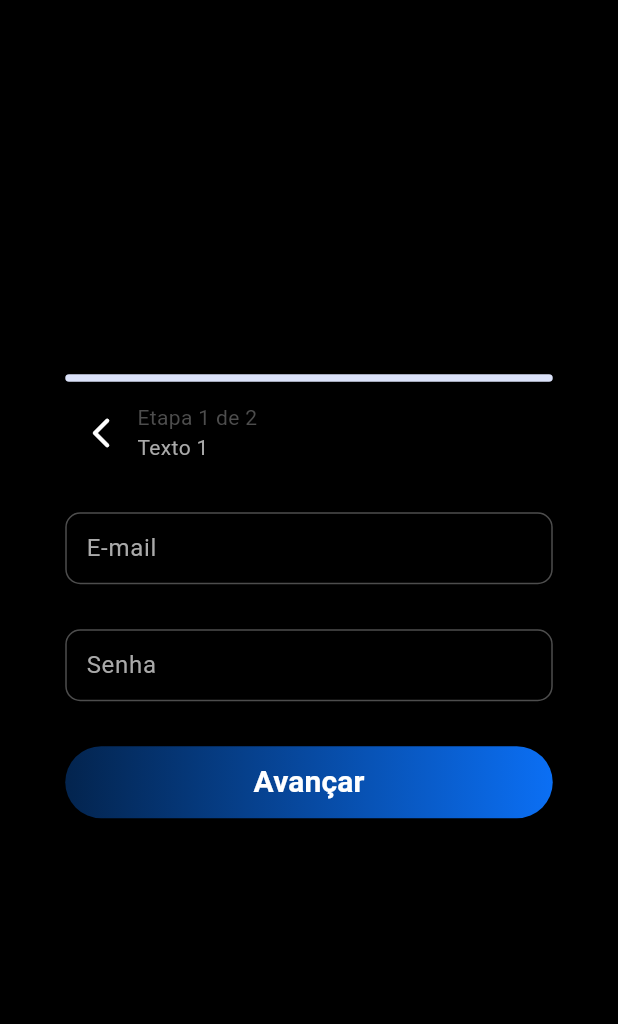
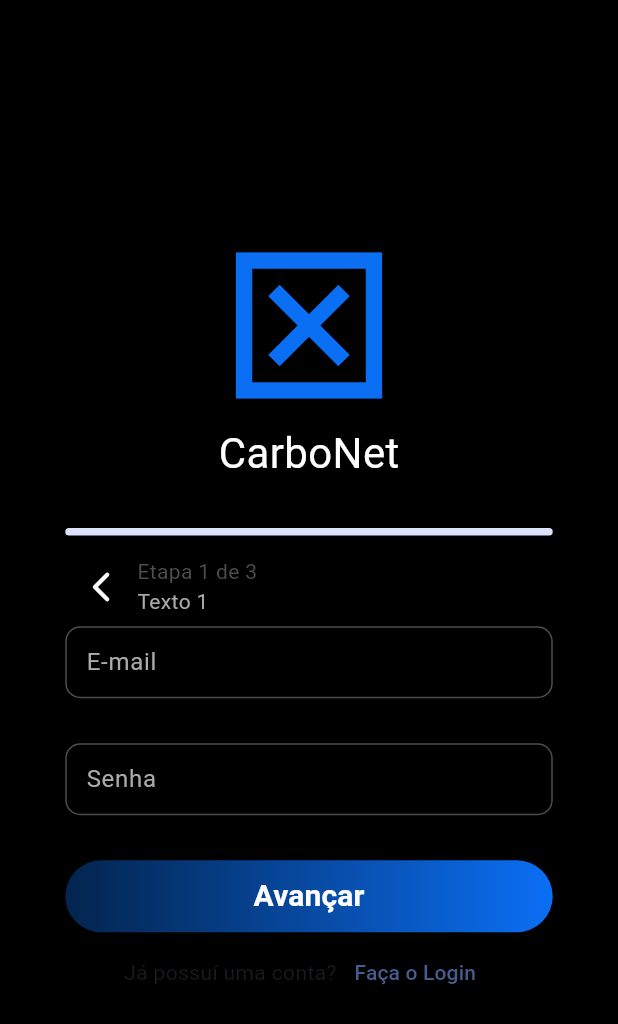
Before and after one commit to ezboy4life/carbonet, a Flutter app: the RegisterPage screen opened directly, after a tap on the "arrow back ios new" icon, on a phone screen of 412 x 824 dp. Shown: the top 1024 px of the screen. Run offline on Flutter 3.47's test engine with Material 3 defaults, Android fonts, the phone set to English and light mode, and no system bars; our stand-ins replace logger.

Commit message:
Navegação entre login e cadastro
Adicionado navegação entre as páginas de login e de cadastro, usando a
biblioteca padrão de navegação do Flutter (Navigator).

```diff
--- a/lib/main.dart
+++ b/lib/main.dart
@@ -1,4 +1,5 @@
 // Padrões do Flutter
+// import 'package:carbonet/pages/register.dart
 import 'package:flutter/material.dart';
 import 'package:flutter/services.dart';
 // Widgets
--- a/lib/pages/login.dart
+++ b/lib/pages/login.dart
@@ -1,3 +1,4 @@
+import 'package:carbonet/pages/register.dart';
 import "package:carbonet/utils/app_colors.dart";
 import 'package:carbonet/utils/logger.dart';
 import 'package:carbonet/widgets/input_field.dart';
@@ -107,7 +108,7 @@ class LoginPageState extends State<LoginPage> {
                     height: 30,
                   ),
                   const Text(
-                    "ou cadastre-se com",
+                    "ou entre com",
                     style: TextStyle(color: AppColors.defaultBrightAppColor),
                   ),
                   const SizedBox(
@@ -170,7 +171,12 @@ class LoginPageState extends State<LoginPage> {
                       ),
                       TextButton(
                         onPressed: () {
-                          //TODO: Implementar botão 'Cadastre-se'
+                          Navigator.push(
+                            context,
+                            MaterialPageRoute(
+                              builder: (context) => const RegisterPage()
+                            )
+                          );
                           infoLog("Botão 'Cadastre-se'");
                         },
                         style: const ButtonStyle(
--- a/lib/pages/register.dart
+++ b/lib/pages/register.dart
@@ -37,6 +37,10 @@ class RegisterPageState extends State<RegisterPage> {
       const Text(
         "Página 2",
         style: TextStyle(color: Colors.white),
+      ),
+      const Text(
+        "Página 3",
+        style: TextStyle(color: Colors.white),
       )
     ];
   }
@@ -73,15 +77,31 @@ class RegisterPageState extends State<RegisterPage> {
       resizeToAvoidBottomInset: false,
       body: Center(
         child: SizedBox(
-          height: 325,
+          height: 520,
           width: 325,
           child: Column(
             mainAxisAlignment: MainAxisAlignment.center,
             children: [
+              const Icon(
+                Icons.disabled_by_default_outlined,
+                color: AppColors.defaultAppColor,
+                size: 130,
+                weight: 800,
+              ),
+              const Text(
+                "CarboNet",
+                style: TextStyle(
+                  color: Colors.white,
+                  fontSize: 28,
+                ),
+              ),
+              const SizedBox(
+                height: 30,
+              ),
               LinearProgressIndicator(
                 value: _currentProgress,
                 minHeight: 5,
-                borderRadius: BorderRadius.all(Radius.circular(100)),
+                borderRadius: const BorderRadius.all(Radius.circular(100)),
               ),
               const SizedBox(
                 height: 10,
@@ -92,6 +112,7 @@ class RegisterPageState extends State<RegisterPage> {
                   IconButton(
                     onPressed: () {
                       infoLog("Botão de voltar");
+                      _previousPage();
                     },
                     icon: const Icon(
                       Icons.arrow_back_ios_new_rounded,
@@ -126,6 +147,16 @@ class RegisterPageState extends State<RegisterPage> {
                   children: _pageList,
                 ),
               ),
+              Row(
+                mainAxisAlignment: MainAxisAlignment.center,
+                children: <Widget>[
+                  const Text("Já possuí uma conta?"),
+                  TextButton(onPressed: () => {
+                    Navigator.pop(context)
+                  },
+                  child: const Text("Faça o Login"))
+                ],
+              )
             ],
           ),
         ),
```
